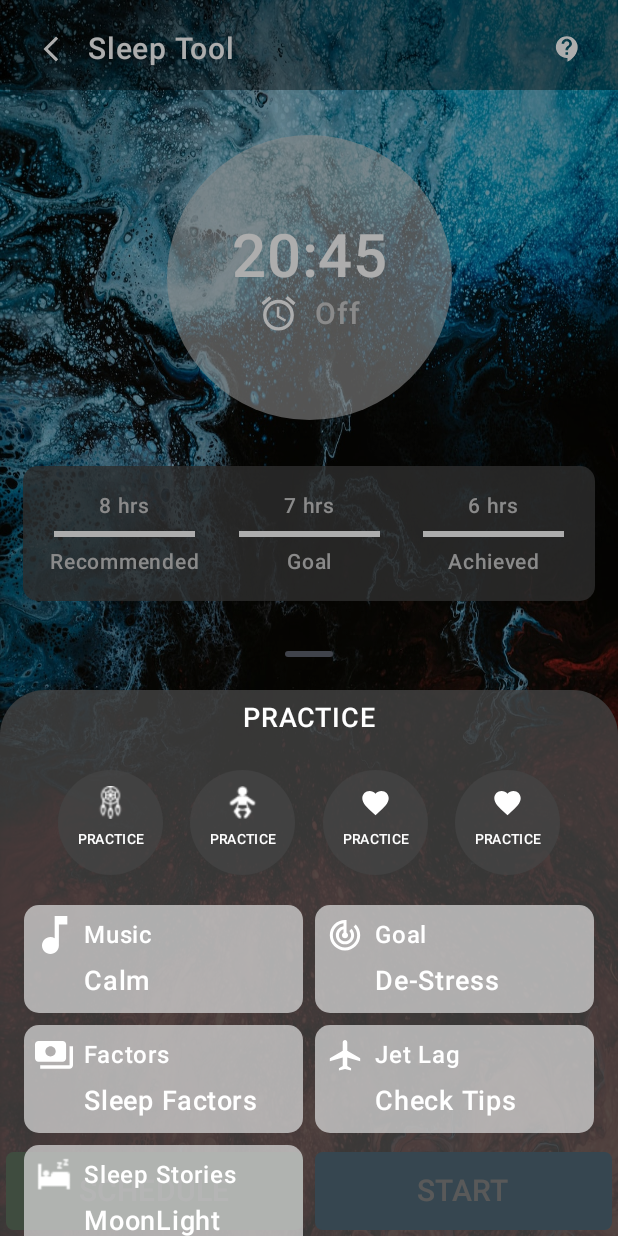
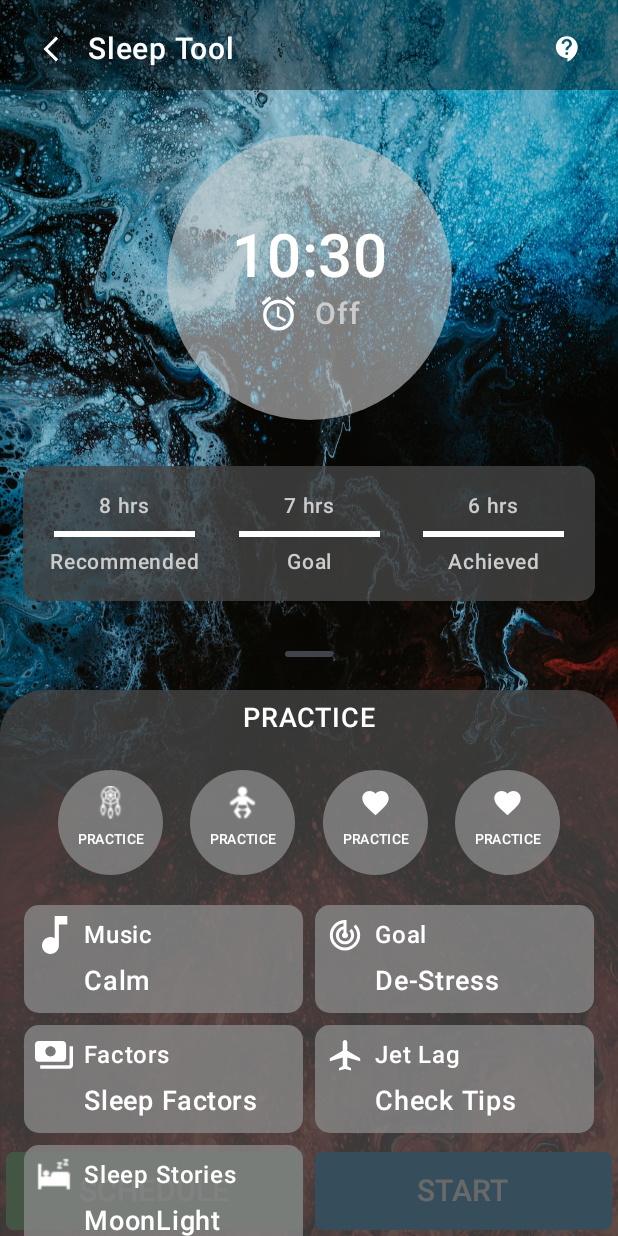
Before and after one commit to ashupandey1620/Sleep, an Android app built with Jetpack Compose: the HomeScreen screen opened through its navigation route, on a phone screen of 412 x 824 dp. Run offline under Robolectric (Android 15) with nearby library versions, the phone set to English and light mode, and no system bars; our stand-ins replace Dagger/Hilt's generated code.

Commit message:
Home Page

```diff
--- a/app/src/main/java/com/ashutosh/sleep/Components/BottomSheet.kt
+++ b/app/src/main/java/com/ashutosh/sleep/Components/BottomSheet.kt
@@ -21,7 +21,7 @@ fun BottomSheet(onDismiss: () -> Unit) {
         sheetState = modalBottomSheetState,
         dragHandle = { BottomSheetDefaults.DragHandle() },
         containerColor = Color.Transparent,
-//        scrimColor = Color.DarkGray.copy(alpha = 0.4f)
+        scrimColor = Color.Transparent
     ) {
         HomeScreenBottom()
     }
--- a/app/src/main/java/com/ashutosh/sleep/Components/CircularBottom.kt
+++ b/app/src/main/java/com/ashutosh/sleep/Components/CircularBottom.kt
@@ -26,7 +26,7 @@ fun CircularButtons(icon: Int , s: String) {
         modifier = Modifier
             .size(70.dp)
             .clip(CircleShape)
-            .background(Color.DarkGray.copy(alpha = 0.8f)) ,
+            .background(Color.Gray.copy(alpha = 0.8f)) ,
         verticalArrangement = Arrangement.Center ,
         horizontalAlignment = Alignment.CenterHorizontally
     ) {
--- a/app/src/main/java/com/ashutosh/sleep/Components/HomeScreenBottom.kt
+++ b/app/src/main/java/com/ashutosh/sleep/Components/HomeScreenBottom.kt
@@ -156,9 +156,9 @@ fun HomeScreenBottom() {
                 .fillMaxWidth()
                 .wrapContentHeight()
                 .padding(horizontal = 10.dp)
-                .padding(bottom = 10.dp)
+                .padding(bottom = 30.dp)
                 .clip(RoundedCornerShape(10.dp))
-                .background(Color.LightGray.copy(alpha = 0.6f))
+                .background(Color.Gray.copy(alpha = 0.6f))
             ,
             horizontalArrangement = Arrangement.Center ,
             verticalAlignment = Alignment.Top
--- a/app/src/main/java/com/ashutosh/sleep/Components/SupportActionItemHome.kt
+++ b/app/src/main/java/com/ashutosh/sleep/Components/SupportActionItemHome.kt
@@ -41,7 +41,7 @@ fun SupportActionItemHome(
             .fillMaxWidth()
             .wrapContentHeight()
             .clip(RoundedCornerShape(10.dp))
-            .background(Color.LightGray.copy(alpha = 0.8f))
+            .background(Color.Gray.copy(alpha = 0.8f))
 
 
     ) {
--- a/app/src/main/java/com/ashutosh/sleep/Screens/HomeScreen.kt
+++ b/app/src/main/java/com/ashutosh/sleep/Screens/HomeScreen.kt
@@ -48,12 +48,15 @@ import androidx.compose.ui.unit.sp
 import androidx.hilt.navigation.compose.hiltViewModel
 import androidx.navigation.NavController
 import com.ashutosh.sleep.Components.BottomSheet
+import com.ashutosh.sleep.Components.SnackbarController.delay
 import com.ashutosh.sleep.Components.Toolbar
-import com.ashutosh.sleep.NetworkModule.RequestPost
 import com.ashutosh.sleep.R
 import com.ashutosh.sleep.ViewModel.MainViewModel
 import com.ashutosh.sleep.ui.theme.SleepTheme
-import dagger.hilt.android.lifecycle.HiltViewModel
+import kotlinx.coroutines.delay
+import java.text.SimpleDateFormat
+import java.util.Date
+import java.util.Locale
 
 
 data class SupportActionHome(
@@ -78,6 +81,18 @@ fun HomeScreen(
     LaunchedEffect(Unit) {
         mainViewModel.getResponse()
     }
+
+
+
+    var currentTime by remember { mutableStateOf(getCurrentTime()) }
+
+    LaunchedEffect(true) {
+        while (true) {
+            delay(1000) // Delay for 1 second
+            currentTime = getCurrentTime() // Update the time
+        }
+    }
+
 
     Scaffold(modifier = Modifier.fillMaxSize() ,
         topBar = {
@@ -170,7 +185,7 @@ fun HomeScreen(
 
 
                         Text(
-                            text = "20:45" ,
+                            text = currentTime ,
                             color = Color.White ,
                             fontSize = 40.sp ,
                             lineHeight = 40.sp ,
@@ -278,3 +293,10 @@ fun HomeScreenPreview() {
 //        HomeScreen()
     }
 }
+
+
+fun getCurrentTime():String{
+    val currentTime = Date()
+    val sdf = SimpleDateFormat("HH:mm" , Locale.getDefault())
+    return sdf.format(currentTime)
+}
```
